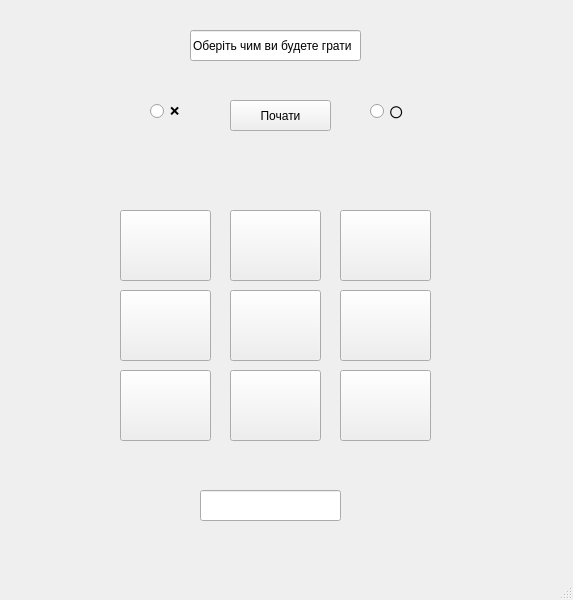
landaround/qt, file mainwindow.ui: the form before one commit.
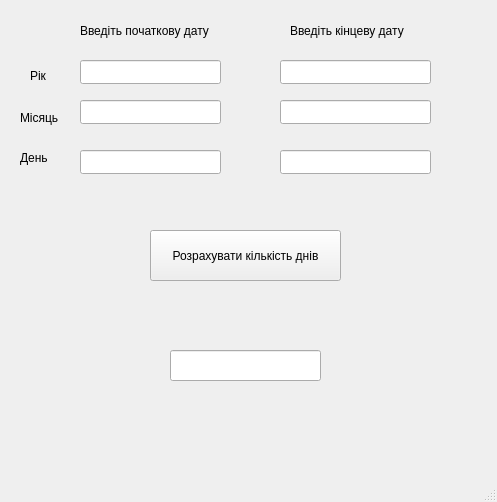
The form after the commit.

```diff
--- a/mainwindow.ui
+++ b/mainwindow.ui
@@ -6,191 +6,160 @@
    <rect>
     <x>0</x>
     <y>0</y>
-    <width>573</width>
-    <height>600</height>
+    <width>497</width>
+    <height>502</height>
    </rect>
   </property>
   <property name="windowTitle">
    <string>MainWindow</string>
   </property>
   <widget class="QWidget" name="centralwidget">
-   <widget class="QPushButton" name="pushButton_1">
+   <widget class="QLabel" name="label">
     <property name="geometry">
      <rect>
-      <x>120</x>
-      <y>210</y>
-      <width>91</width>
-      <height>71</height>
+      <x>80</x>
+      <y>10</y>
+      <width>131</width>
+      <height>41</height>
      </rect>
     </property>
     <property name="text">
-     <string/>
+     <string>Введіть початкову дату</string>
     </property>
    </widget>
-   <widget class="QPushButton" name="pushButton_2">
+   <widget class="QLabel" name="label_2">
     <property name="geometry">
      <rect>
-      <x>230</x>
-      <y>210</y>
-      <width>91</width>
-      <height>71</height>
+      <x>290</x>
+      <y>20</y>
+      <width>121</width>
+      <height>21</height>
      </rect>
     </property>
     <property name="text">
-     <string/>
-    </property>
-   </widget>
-   <widget class="QPushButton" name="pushButton_4">
-    <property name="geometry">
-     <rect>
-      <x>120</x>
-      <y>290</y>
-      <width>91</width>
-      <height>71</height>
-     </rect>
-    </property>
-    <property name="text">
-     <string/>
-    </property>
-   </widget>
-   <widget class="QPushButton" name="pushButton_5">
-    <property name="geometry">
-     <rect>
-      <x>230</x>
-      <y>290</y>
-      <width>91</width>
-      <height>71</height>
-     </rect>
-    </property>
-    <property name="text">
-     <string/>
-    </property>
-   </widget>
-   <widget class="QPushButton" name="pushButton_9">
-    <property name="geometry">
-     <rect>
-      <x>340</x>
-      <y>370</y>
-      <width>91</width>
-      <height>71</height>
-     </rect>
-    </property>
-    <property name="text">
-     <string/>
-    </property>
-   </widget>
-   <widget class="QPushButton" name="pushButton_3">
-    <property name="geometry">
-     <rect>
-      <x>340</x>
-      <y>210</y>
-      <width>91</width>
-      <height>71</height>
-     </rect>
-    </property>
-    <property name="text">
-     <string/>
-    </property>
-   </widget>
-   <widget class="QPushButton" name="pushButton_6">
-    <property name="geometry">
-     <rect>
-      <x>340</x>
-      <y>290</y>
-      <width>91</width>
-      <height>71</height>
-     </rect>
-    </property>
-    <property name="text">
-     <string/>
-    </property>
-   </widget>
-   <widget class="QPushButton" name="pushButton_8">
-    <property name="geometry">
-     <rect>
-      <x>230</x>
-      <y>370</y>
-      <width>91</width>
-      <height>71</height>
-     </rect>
-    </property>
-    <property name="text">
-     <string/>
-    </property>
-   </widget>
-   <widget class="QPushButton" name="pushButton_7">
-    <property name="geometry">
-     <rect>
-      <x>120</x>
-      <y>370</y>
-      <width>91</width>
-      <height>71</height>
-     </rect>
-    </property>
-    <property name="text">
-     <string/>
+     <string>Введіть кінцеву дату</string>
     </property>
    </widget>
    <widget class="QLineEdit" name="lineEdit">
     <property name="geometry">
      <rect>
-      <x>190</x>
-      <y>30</y>
-      <width>171</width>
+      <x>80</x>
+      <y>60</y>
+      <width>141</width>
+      <height>24</height>
+     </rect>
+    </property>
+   </widget>
+   <widget class="QLabel" name="label_3">
+    <property name="geometry">
+     <rect>
+      <x>30</x>
+      <y>60</y>
+      <width>31</width>
       <height>31</height>
      </rect>
     </property>
     <property name="text">
-     <string>Оберіть чим ви будете грати </string>
+     <string>Рік</string>
+    </property>
+   </widget>
+   <widget class="QLabel" name="label_4">
+    <property name="geometry">
+     <rect>
+      <x>20</x>
+      <y>110</y>
+      <width>49</width>
+      <height>16</height>
+     </rect>
+    </property>
+    <property name="text">
+     <string>Місяць</string>
+    </property>
+   </widget>
+   <widget class="QLabel" name="label_5">
+    <property name="geometry">
+     <rect>
+      <x>20</x>
+      <y>150</y>
+      <width>49</width>
+      <height>16</height>
+     </rect>
+    </property>
+    <property name="text">
+     <string>День</string>
+    </property>
+   </widget>
+   <widget class="QLineEdit" name="lineEdit_3">
+    <property name="geometry">
+     <rect>
+      <x>80</x>
+      <y>150</y>
+      <width>141</width>
+      <height>24</height>
+     </rect>
+    </property>
+   </widget>
+   <widget class="QLineEdit" name="lineEdit_4">
+    <property name="geometry">
+     <rect>
+      <x>280</x>
+      <y>60</y>
+      <width>151</width>
+      <height>24</height>
+     </rect>
+    </property>
+   </widget>
+   <widget class="QLineEdit" name="lineEdit_5">
+    <property name="geometry">
+     <rect>
+      <x>280</x>
+      <y>100</y>
+      <width>151</width>
+      <height>24</height>
+     </rect>
+    </property>
+   </widget>
+   <widget class="QLineEdit" name="lineEdit_6">
+    <property name="geometry">
+     <rect>
+      <x>280</x>
+      <y>150</y>
+      <width>151</width>
+      <height>24</height>
+     </rect>
     </property>
    </widget>
    <widget class="QLineEdit" name="lineEdit_2">
     <property name="geometry">
      <rect>
-      <x>200</x>
-      <y>490</y>
+      <x>80</x>
+      <y>100</y>
       <width>141</width>
-      <height>31</height>
+      <height>24</height>
      </rect>
     </property>
    </widget>
-   <widget class="QRadioButton" name="radioButton">
-    <property name="geometry">
-     <rect>
-      <x>150</x>
-      <y>100</y>
-      <width>41</width>
-      <height>22</height>
-     </rect>
-    </property>
-    <property name="text">
-     <string>❌</string>
-    </property>
-   </widget>
-   <widget class="QRadioButton" name="radioButton_2">
-    <property name="geometry">
-     <rect>
-      <x>370</x>
-      <y>100</y>
-      <width>41</width>
-      <height>22</height>
-     </rect>
-    </property>
-    <property name="text">
-     <string>⭕️</string>
-    </property>
-   </widget>
    <widget class="QPushButton" name="pushButton">
     <property name="geometry">
      <rect>
-      <x>230</x>
-      <y>100</y>
-      <width>101</width>
-      <height>31</height>
+      <x>150</x>
+      <y>230</y>
+      <width>191</width>
+      <height>51</height>
      </rect>
     </property>
     <property name="text">
-     <string>Почати</string>
+     <string>Розрахувати кількість днів</string>
+    </property>
+   </widget>
+   <widget class="QLineEdit" name="lineEdit_7">
+    <property name="geometry">
+     <rect>
+      <x>170</x>
+      <y>350</y>
+      <width>151</width>
+      <height>31</height>
+     </rect>
     </property>
    </widget>
   </widget>
```
Left out of the diff: 2 changed lines with no effect on the pictures.
